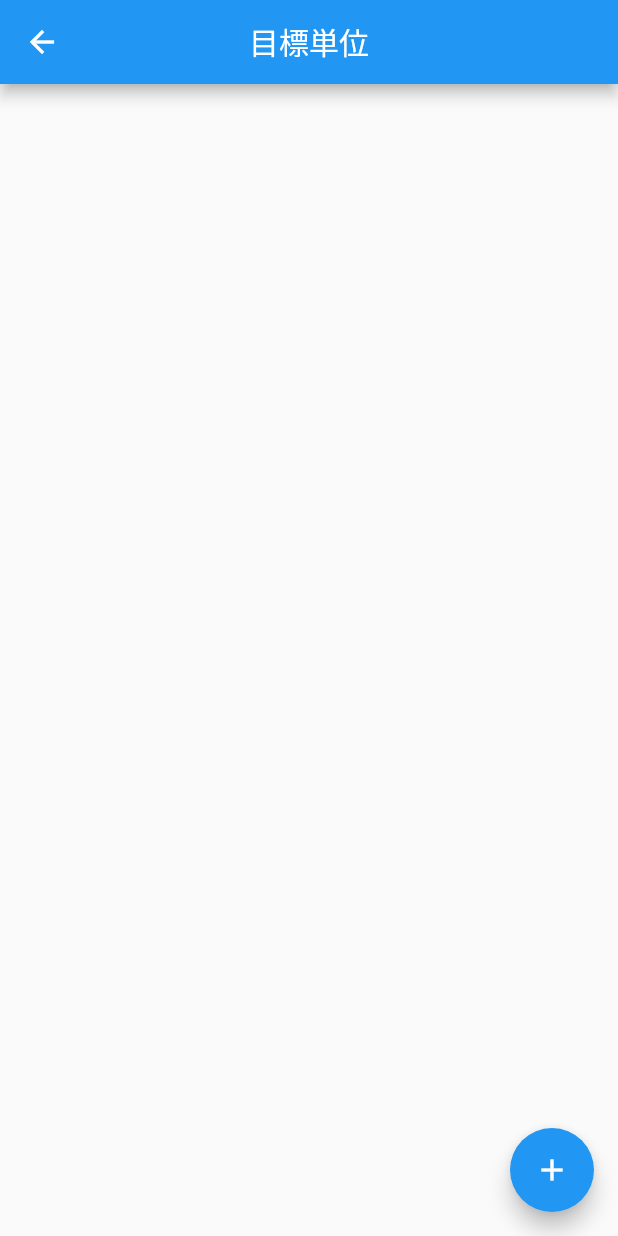
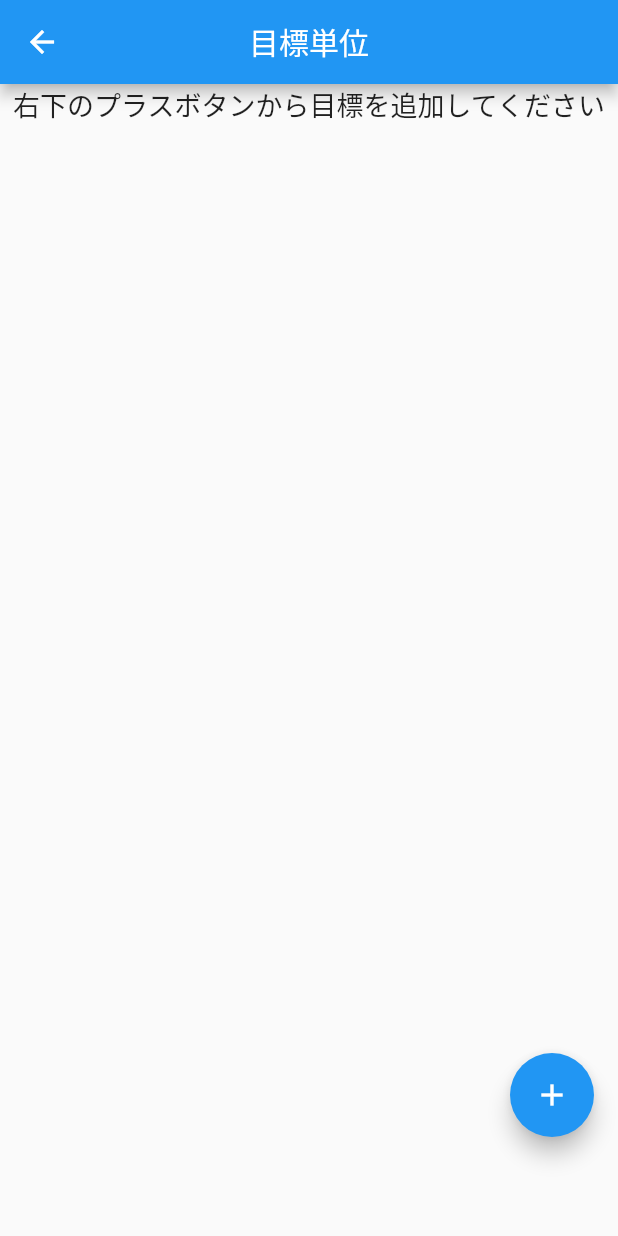
Before and after one commit to syunsuke1115/tani_money, a Flutter app: the MainScreen screen opened by its route, on a phone screen of 412 x 824 dp. Run offline on Flutter 3.47's test engine with Material 2 defaults, Android fonts, the phone set to English and light mode, and no system bars; our stand-ins replace cloud_firestore, firebase_auth, firebase_core, fluttertoast; accounts and stored records are empty.

Commit message:
メッセージ表示

```diff
--- a/lib/pages/MainScreen.dart
+++ b/lib/pages/MainScreen.dart
@@ -1,5 +1,6 @@
 import 'package:flutter/material.dart';
 import 'package:tanimy/pages/TargetAddPage.dart';
+import 'package:tanimy/parts/use_model.dart';
 
 import 'MyPage.dart';
 import 'SubmitScreen.dart';
@@ -65,6 +66,9 @@ class _MainScreenState extends State<MainScreen> {
         .doc(uid)
         .collection("targets")
         .snapshots();
+
+    CollectionReference users = FirebaseFirestore.instance.collection('users');
+
     return Scaffold(
       appBar: AppBar(
         centerTitle: true,
@@ -72,14 +76,32 @@ class _MainScreenState extends State<MainScreen> {
         title: Text("目標単位"),
       ),
       body: Container(
-        child: Column(
+        child: FutureBuilder<DocumentSnapshot>(
+            future: users.doc(uid).get(),
+          builder: (BuildContext context, AsyncSnapshot<DocumentSnapshot> snapshot) {
+            if (snapshot.connectionState == ConnectionState.waiting) {
+              return Text("Loading");
+            }
+            Map<String, dynamic> data = snapshot.data!.data() as Map<String, dynamic>;
+            return Column(
               children: [
+                Center(
+                  child: Text(
+                    homeMessage(data),
+                    style: TextStyle(
+                      fontSize: 18,
+                    ),
+                  ),
+                ),
+                SizedBox(height: 20),
                 StreamBuilder<QuerySnapshot>(
                   stream: _targetsStream,
                   builder: (BuildContext context,
                       AsyncSnapshot<QuerySnapshot> snapshot) {
                     if (snapshot.connectionState == ConnectionState.waiting) {
-                  return Text("Loading");
+                      return const Center(
+                        child: CircularProgressIndicator(),
+                      );
                     }
                     return Expanded(
                       child: ListView(
@@ -106,13 +128,16 @@ class _MainScreenState extends State<MainScreen> {
                   },
                 ),
               ],
+            );
+          }
         ),
       ),
       floatingActionButton: Container(
+        margin: EdgeInsets.only(bottom: 50.0),
         child: FloatingActionButton(
           onPressed: () async {
             // "push"で新規画面に遷移
-            // リスト追加画面から渡される値を受け取る
+            // リスト追加画面から渡さSれる値を受け取る
             final newListText = await Navigator.of(context).push(
               MaterialPageRoute(builder: (context) {
                 // 遷移先の画面としてリスト追加画面を指定
@@ -132,4 +157,15 @@ class _MainScreenState extends State<MainScreen> {
       ),
     );
   }
+
+  String homeMessage(Map<String, dynamic> data) {
+    String message = "";
+    print(data);
+    if(data["targetFrag"] == true){
+      message = "${data["nickname"]}さんは以下の目標を設定しました。\n諦めずにがんばりましょう。";
+    }else{
+      message = "右下のプラスボタンから目標を追加してください";
     }
+    return message;
+  }
+}
--- a/lib/pages/SignUpScreen.dart
+++ b/lib/pages/SignUpScreen.dart
@@ -209,6 +209,7 @@ class _SignUpScreenState extends State<SignUpScreen> {
     userModel.email = user!.email;
     userModel.uid = user.uid;
     userModel.nickname = nicknameController.text;
+    userModel.targetFrag = false;
 
     await firebaseFirestore
         .collection("users")
--- a/lib/parts/use_model.dart
+++ b/lib/parts/use_model.dart
@@ -2,8 +2,9 @@ class UserModel {
   String? uid;
   String? email;
   String? nickname;
+  bool? targetFrag;
 
-  UserModel({this.uid, this.email, this.nickname});
+  UserModel({this.uid,this.email, this.nickname,this.targetFrag});
 
   // receiving data from server
   factory UserModel.fromMap(map) {
@@ -11,6 +12,7 @@ class UserModel {
         uid: map['uid'],
         email: map['email'],
         nickname: map['nickname'],
+        targetFrag:map["targetFrag"],
     );
   }
 
@@ -20,6 +22,7 @@ class UserModel {
       'uid': uid,
       'email': email,
       'nickname': nickname,
+      "targetFrag": targetFrag,
     };
   }
 }
```
Also changed, not shown: lib/pages/TargetAddPage.dart (+7 -0 lines). Lines whose indentation alone changed are shown as unchanged.
